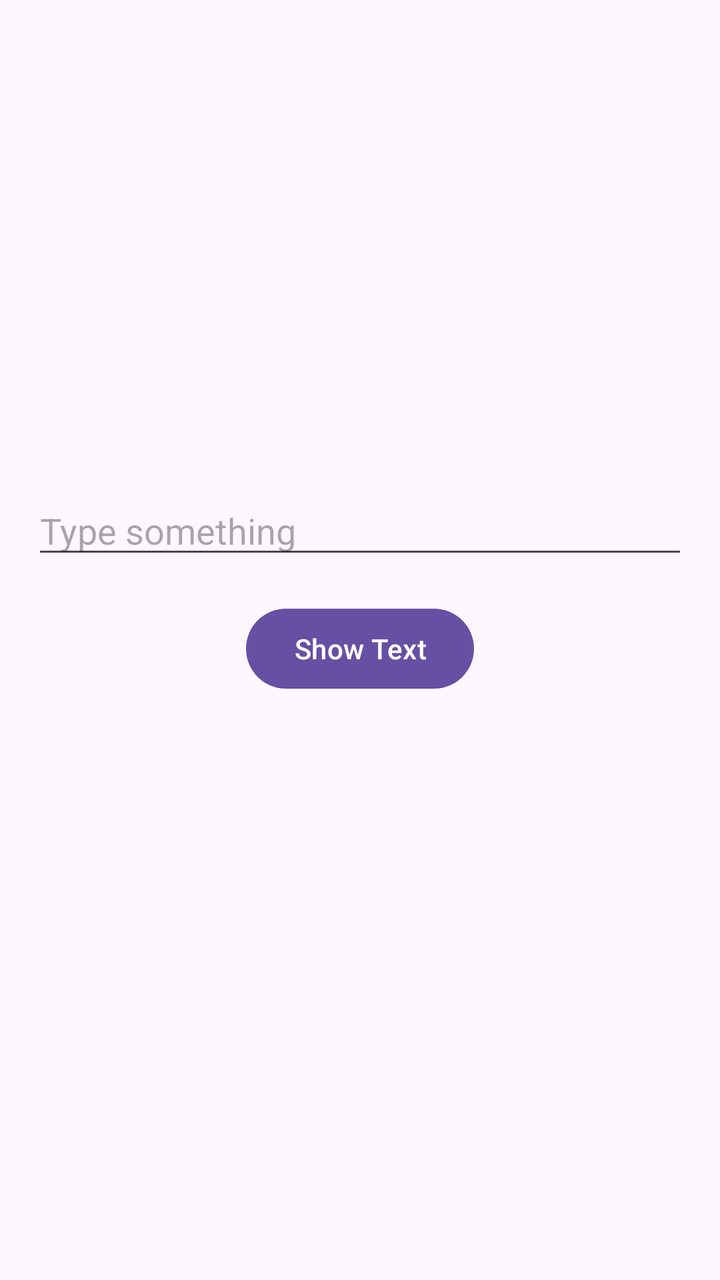
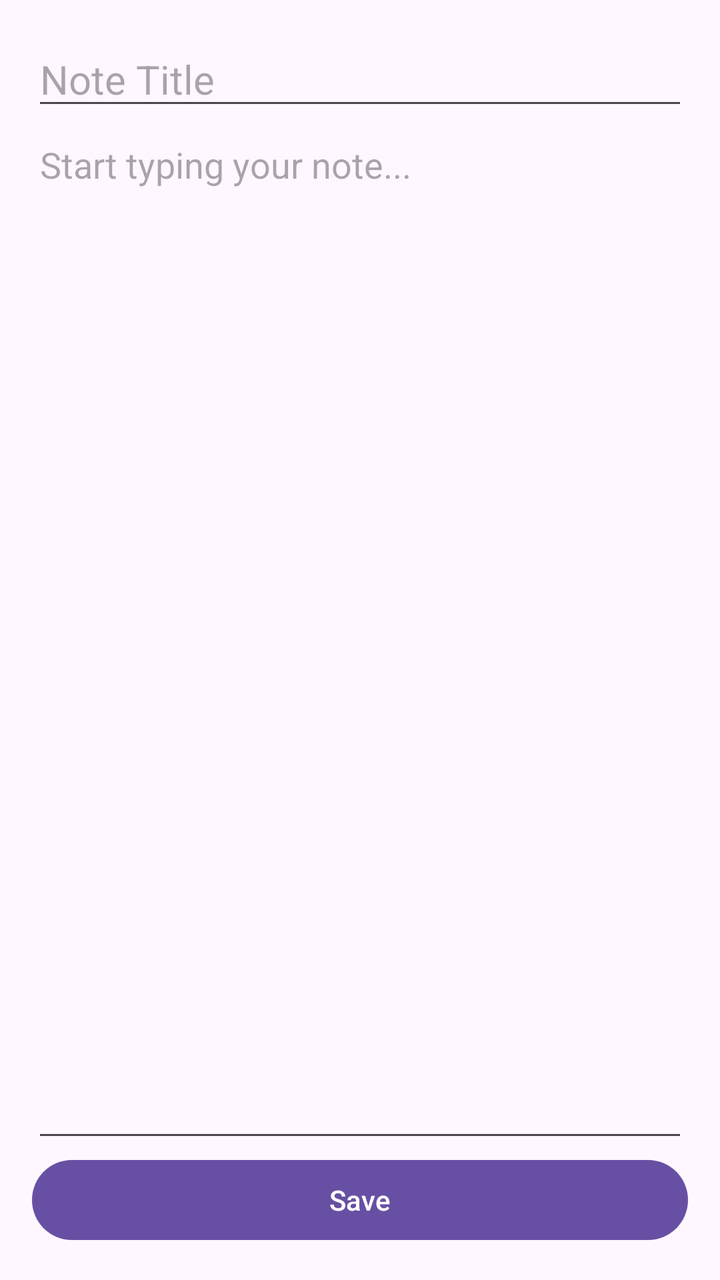

An Android layout rendered at two revisions. The XML below is the earlier revision; the diff shows what the commit changed to produce the second picture.
<!-- AndroidManifest.xml: application theme Theme.CollegeNotes -->
<!-- res/layout/activity_input.xml -->
<?xml version="1.0" encoding="utf-8"?>
<LinearLayout
    xmlns:android="http://schemas.android.com/apk/res/android"
    android:orientation="vertical"
    android:padding="16dp"
    android:gravity="center"
    android:layout_width="match_parent"
    android:layout_height="match_parent">

    <EditText
        android:id="@+id/inputText"
        android:hint="Type something"
        android:layout_width="match_parent"
        android:layout_height="wrap_content"/>

    <Button
        android:id="@+id/showButton"
        android:text="Show Text"
        android:layout_marginTop="16dp"
        android:layout_width="wrap_content"
        android:layout_height="wrap_content"/>

    <TextView
        android:id="@+id/outputText"
        android:text=""
        android:textSize="18sp"
        android:layout_marginTop="24dp"
        android:layout_width="wrap_content"
        android:layout_height="wrap_content"/>
</LinearLayout>
<!-- resources referenced by this layout -->
<resources>
  <style name="Theme.CollegeNotes" parent="Base.Theme.CollegeNotes" />
  <style name="Base.Theme.CollegeNotes" parent="Theme.Material3.DayNight.NoActionBar">
          
          
      </style>
</resources>

<!-- the commit's change to res/layout/activity_input.xml (unified diff, before → after) -->
@@ -8,23 +8,28 @@
     android:layout_height="match_parent">
 
     <EditText
-        android:id="@+id/inputText"
-        android:hint="Type something"
+        android:id="@+id/noteTitle"
+        android:layout_width="match_parent"
+        android:layout_height="wrap_content"
+        android:hint="Note Title"
+        android:textSize="20sp"
+        android:inputType="text"
+        android:maxLines="1" />
+
+    <EditText
+        android:id="@+id/noteContent"
+        android:layout_width="match_parent"
+        android:layout_height="0dp"
+        android:layout_weight="1"
+        android:gravity="top"
+        android:hint="Start typing your note..."
+        android:inputType="textMultiLine"
+        android:scrollbars="vertical" />
+
+    <Button
+        android:id="@+id/saveButton"
+        android:text="Save"
         android:layout_width="match_parent"
         android:layout_height="wrap_content"/>
 
-    <Button
-        android:id="@+id/showButton"
-        android:text="Show Text"
-        android:layout_marginTop="16dp"
-        android:layout_width="wrap_content"
-        android:layout_height="wrap_content"/>
-
-    <TextView
-        android:id="@+id/outputText"
-        android:text=""
-        android:textSize="18sp"
-        android:layout_marginTop="24dp"
-        android:layout_width="wrap_content"
-        android:layout_height="wrap_content"/>
 </LinearLayout>
